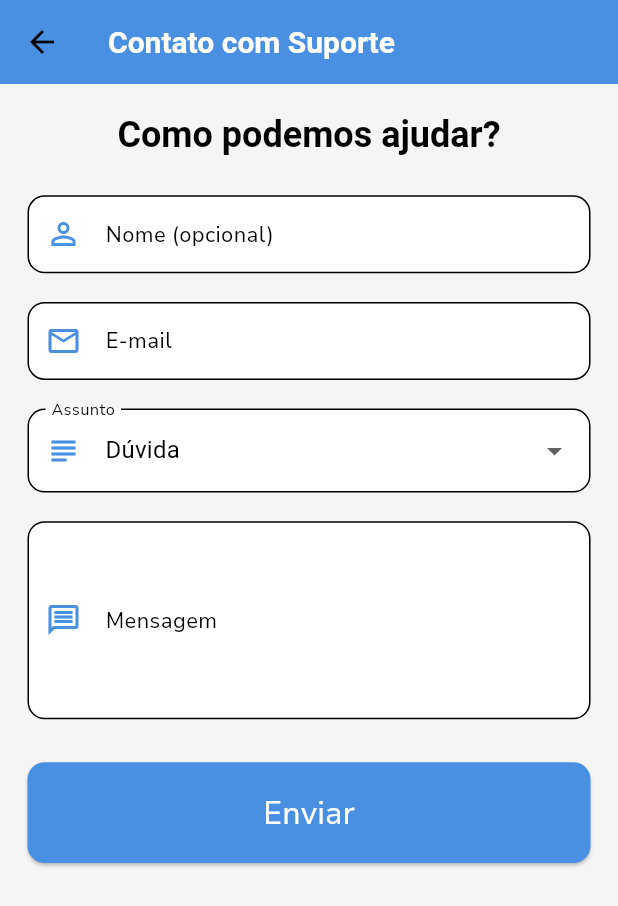
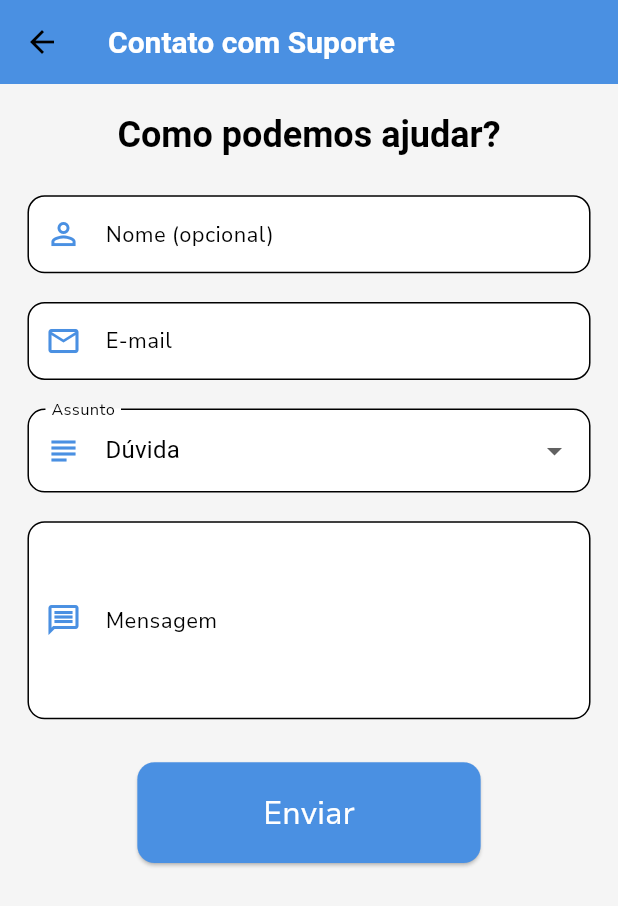
Before and after one commit to IBrenoS/mindcare_app, a Flutter app: the SupportScreen screen opened directly, on a phone screen of 412 x 824 dp. Shown: the top 906 px of the screen. Run offline on Flutter 3.47's test engine with Material 3 defaults, Android fonts, the phone set to English and light mode, and no system bars; our stand-ins replace flutter_animate, flutter_rating_bar, flutter_screenutil, flutter_secure_storage, flutter_spinkit, geolocator and 10 more; accounts and stored records are empty.

Commit message:
Update support_screen.dart

```diff
--- a/lib/screens/help/support_screen.dart
+++ b/lib/screens/help/support_screen.dart
@@ -147,7 +147,7 @@ class _SupportScreenState extends State<SupportScreen> {
               SizedBox(height: 24.h),
               // Botão Enviar
               SizedBox(
-                width: double.infinity,
+                 width: 200.w,
                 child: ElevatedButton(
                   onPressed: _submitForm,
                   style: ElevatedButton.styleFrom(
```
